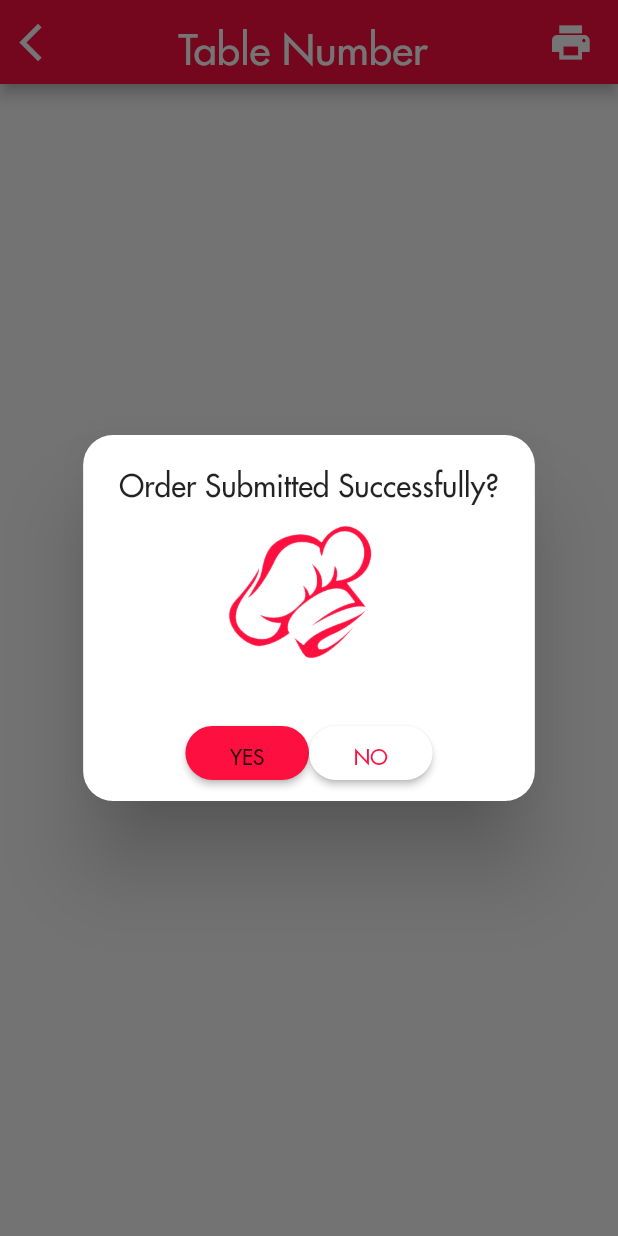
After one commit to tranbrandon96/Dine-N-Dash, a Flutter app: the kitchenconfirm_dialog screen opened directly, after a tap on the "print" icon, on a phone screen of 412 x 824 dp. The commit adds this screen. Run offline on Flutter 3.47's test engine with Material 2 defaults, Android fonts, the light colour scheme and no system bars; our stand-ins replace cloud_firestore, firebase_auth, firebase_core, flutter_svg, google_sign_in, image_picker and 1 more; missing offline and left inert: qr_mobile_vision; accounts and stored records are empty.

Commit message:
10/26/20 Update Screens
Update

```diff
--- a/lib/screens/new_screens_update/employee_memberlink.dart
+++ b/lib/screens/new_screens_update/employee_memberlink.dart
@@ -41,6 +41,8 @@ class _employee_memberlinkState extends State<employee_memberlink> {
 
                 ),
                 ),
+                //Generate Table Number Information Here
+
                 IconButton(
                   icon: Image.asset('assets/images/QR Code.png'),
                   iconSize: 200,
--- /dev/null
+++ b/lib/screens/new_screens_update/kitchenconfirm_dialog.dart
@@ -0,0 +1,107 @@
+import 'package:flutter/material.dart';
+
+class kitchenconfirm_dialog extends StatefulWidget {
+  @override
+  _kitchenconfirm_dialogState createState() => _kitchenconfirm_dialogState();
+}
+
+class _kitchenconfirm_dialogState extends State<kitchenconfirm_dialog> {
+  @override
+  Widget build(BuildContext context) {
+    return Scaffold(
+      appBar: AppBar(
+        centerTitle: true,
+        backgroundColor: const Color(0xfffd1040),
+        leading: IconButton(
+          icon: Icon(Icons.arrow_back_ios),
+          iconSize: 30.0,
+          color: Colors.white,
+          onPressed: () {},
+        ),
+        actions: <Widget>[
+          IconButton(
+            icon: Icon(Icons.print,
+              color: Colors.white,
+              size: 30,),
+            padding: const EdgeInsets.only(right: 15),
+            onPressed: () {
+              _balanceprint_screenDialog(context);
+            },
+          )
+        ],
+        title: Text(
+          'Table Number ',
+          style: TextStyle(
+            fontSize: 28.0,
+            fontFamily: 'Futura',
+            fontWeight: FontWeight.w600,
+          ),
+        ),
+      ),
+    );
+  }
+}
+
+//Alert Dialog - Pop-up notification
+void _balanceprint_screenDialog(context) {
+  showDialog(context: context, builder: (BuildContext bc) {
+    return AlertDialog(
+
+      shape: RoundedRectangleBorder(
+        borderRadius: BorderRadius.all(Radius.circular(20)),
+      ),
+      title: Text('Order Submitted Successfully?'),
+      content: ImageIcon(AssetImage("assets/images/chefhat.png"),
+        color: const Color(0xfffd1040),
+        size: 100,),
+      actions: [
+
+      Row(
+      mainAxisAlignment: MainAxisAlignment.center,
+      crossAxisAlignment: CrossAxisAlignment.center,
+      children: <Widget>[
+        Container(
+          alignment: Alignment.center,
+          width: MediaQuery
+              .of(context)
+              .size
+              .width * 0.20,
+          child: RaisedButton(
+              onPressed: () {},
+              child: Text(
+                  'YES'
+              ),
+              color: const Color(0xfffd1040),
+              shape: RoundedRectangleBorder(
+                  borderRadius: BorderRadius.all(Radius.circular(100))
+              )
+
+          ),
+        ),
+        Container(
+          alignment: Alignment.center,
+          width: MediaQuery
+              .of(context)
+              .size
+              .width * 0.20,
+          child: RaisedButton(
+              onPressed: () {},
+              child: Text(
+                'NO',
+                style: TextStyle(
+                    color: const Color(0xfffd1040)
+                ),
+              ),
+              color: Colors.white,
+              shape: RoundedRectangleBorder(
+                  borderRadius: BorderRadius.all(Radius.circular(100))
+              )
+
+          ),
+        ),
+      ],
+    ),
+  ],
+    );
+  });
+}
```
Also changed, not shown: lib/screens/new_screens_update/cashpayment_dialog.dart (added, +102 -0 lines), lib/screens/new_screens_update/creditcard_dialogscreen.dart (added, +101 -0 lines), lib/screens/new_screens_update/employee_customerlink.dart (added, +114 -0 lines), assets/images/NotepadOrg.png (added), assets/images/NotepadWhite.png (added), assets/images/QR_CodeImageWhite.png (added), assets/images/arrow.png (deleted), assets/images/cashlogo.png (added), assets/images/chefhat.png (added), assets/images/creditcarddialog.png (added), 4 other files.
